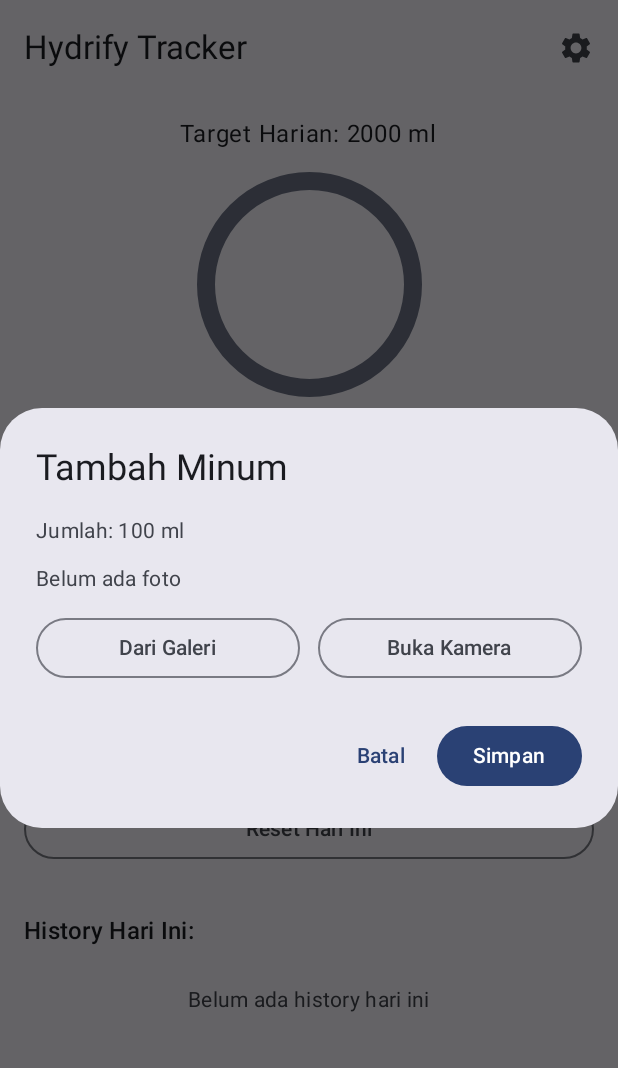
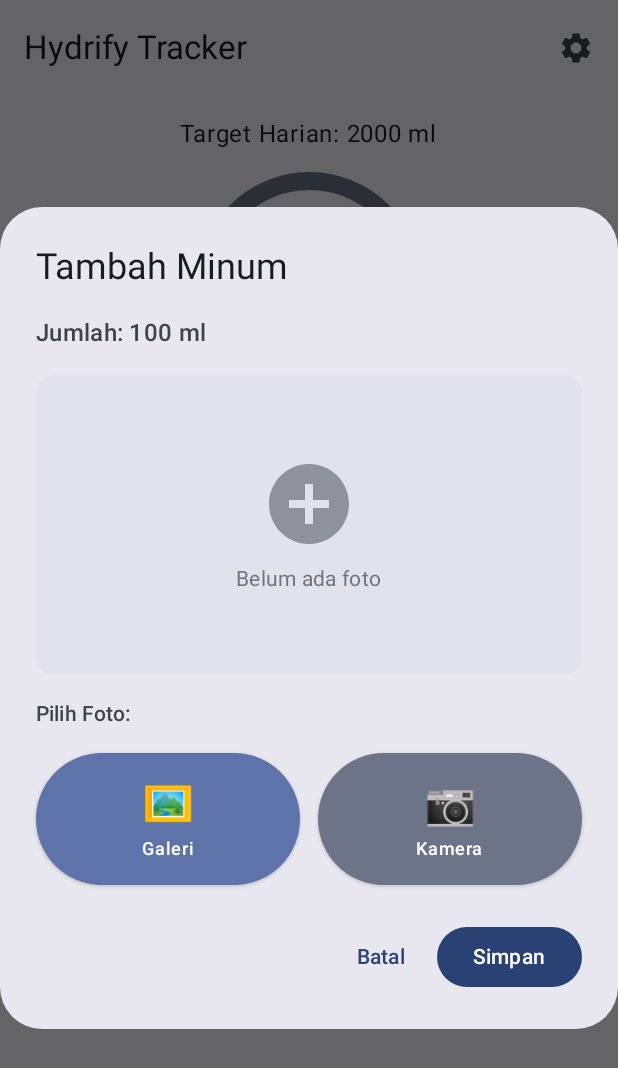
Before and after one commit to irzadzulhika29/hidrify, an Android app built with Jetpack Compose: the screen it shows after launch (MainActivity), after a tap on an icon or button, on a phone screen of 412 x 824 dp. Shown: the top 1068 px of the screen. Run offline under Robolectric (Android 15) with nearby library versions, the phone set to English and light mode, and no system bars; our stand-ins replace Dagger/Hilt's generated code, Room's generated code.

Commit message:
fix:lazylist

```diff
--- a/app/src/main/java/ka/mobile/hidrify/ui/tracker/TrackerScreen.kt
+++ b/app/src/main/java/ka/mobile/hidrify/ui/tracker/TrackerScreen.kt
@@ -15,6 +15,7 @@ import androidx.compose.foundation.shape.RoundedCornerShape
 import androidx.compose.material.icons.Icons
 import androidx.compose.material.icons.filled.Delete
 import androidx.compose.material.icons.filled.Settings
+import androidx.compose.material.icons.filled.AddCircle
 import androidx.compose.material3.*
 import androidx.compose.runtime.*
 import androidx.compose.runtime.saveable.rememberSaveable
@@ -31,6 +32,7 @@ import coil.compose.AsyncImage
 import java.io.File
 import java.text.SimpleDateFormat
 import java.util.*
+
 
 @OptIn(ExperimentalMaterial3Api::class)
 @Composable
@@ -179,49 +181,117 @@ fun TrackerScreen(
             onDismissRequest = { showAddDialog = false },
             title = { Text("Tambah Minum") },
             text = {
-                Column(verticalArrangement = Arrangement.spacedBy(12.dp)) {
-                    Text(text = "Jumlah: ${pendingAmount ?: 0} ml")
+                Column(verticalArrangement = Arrangement.spacedBy(16.dp)) {
+                    Text(
+                        text = "Jumlah: ${pendingAmount ?: 0} ml",
+                        style = MaterialTheme.typography.titleMedium
+                    )
 
+                    // Preview Foto
+                    Card(
+                        modifier = Modifier
+                            .fillMaxWidth()
+                            .height(200.dp),
+                        colors = CardDefaults.cardColors(
+                            containerColor = MaterialTheme.colorScheme.surfaceVariant
+                        )
+                    ) {
+                        Box(
+                            modifier = Modifier.fillMaxSize(),
+                            contentAlignment = Alignment.Center
+                        ) {
                             selectedPhotoUri?.let { uri ->
                                 AsyncImage(
                                     model = uri,
                                     contentDescription = "Foto dokumentasi minum",
-                            modifier = Modifier
-                                .fillMaxWidth()
-                                .height(180.dp)
-                                .clip(RoundedCornerShape(12.dp)),
+                                    modifier = Modifier.fillMaxSize(),
                                     contentScale = ContentScale.Crop
                                 )
-                    } ?: Text(
+                            } ?: Column(
+                                horizontalAlignment = Alignment.CenterHorizontally,
+                                verticalArrangement = Arrangement.Center
+                            ) {
+                                Icon(
+                                    imageVector = Icons.Filled.AddCircle,
+                                    contentDescription = null,
+                                    modifier = Modifier.size(64.dp),
+                                    tint = MaterialTheme.colorScheme.onSurfaceVariant.copy(alpha = 0.5f)
+                                )
+                                Spacer(modifier = Modifier.height(8.dp))
+                                Text(
                                     text = "Belum ada foto",
                                     style = MaterialTheme.typography.bodyMedium,
+                                    color = MaterialTheme.colorScheme.onSurfaceVariant.copy(alpha = 0.7f)
+                                )
+                            }
+                        }
+                    }
+
+                    Text(
+                        text = "Pilih Foto:",
+                        style = MaterialTheme.typography.labelLarge,
                         color = MaterialTheme.colorScheme.onSurfaceVariant
                     )
 
+                    // Tombol Pilih Foto yang Diperbaiki
                     Row(
                         modifier = Modifier.fillMaxWidth(),
                         horizontalArrangement = Arrangement.spacedBy(12.dp)
                     ) {
-                        OutlinedButton(
+                        ElevatedButton(
                             modifier = Modifier.weight(1f),
                             onClick = {
                                 galleryLauncher.launch(
                                     PickVisualMediaRequest(ActivityResultContracts.PickVisualMedia.ImageOnly)
                                 )
+                            },
+                            colors = ButtonDefaults.elevatedButtonColors(
+                                containerColor = MaterialTheme.colorScheme.primaryContainer,
+                                contentColor = MaterialTheme.colorScheme.onPrimaryContainer
+                            )
+                        ) {
+                            Column(
+                                horizontalAlignment = Alignment.CenterHorizontally,
+                                modifier = Modifier.padding(vertical = 8.dp)
+                            ) {
+                                Text(
+                                    text = "🖼️",
+                                    style = MaterialTheme.typography.headlineMedium
+                                )
+                                Spacer(modifier = Modifier.height(4.dp))
+                                Text(
+                                    text = "Galeri",
+                                    style = MaterialTheme.typography.labelMedium
+                                )
                             }
-                        ) {
-                            Text("Dari Galeri")
                         }
 
-                        OutlinedButton(
+                        ElevatedButton(
                             modifier = Modifier.weight(1f),
                             onClick = {
                                 val uri = createImageUri(context)
                                 cameraUriState.value = uri
                                 uri?.let { cameraLauncher.launch(it) }
+                            },
+                            colors = ButtonDefaults.elevatedButtonColors(
+                                containerColor = MaterialTheme.colorScheme.secondaryContainer,
+                                contentColor = MaterialTheme.colorScheme.onSecondaryContainer
+                            )
+                        ) {
+                            Column(
+                                horizontalAlignment = Alignment.CenterHorizontally,
+                                modifier = Modifier.padding(vertical = 8.dp)
+                            ) {
+                                Text(
+                                    text = "📷",
+                                    style = MaterialTheme.typography.headlineMedium
+                                )
+                                Spacer(modifier = Modifier.height(4.dp))
+                                Text(
+                                    text = "Kamera",
+                                    style = MaterialTheme.typography.labelMedium
+                                )
                             }
-                        ) {
-                            Text("Buka Kamera")
                         }
                     }
                 }
@@ -311,7 +381,7 @@ private fun createImageUri(context: android.content.Context): Uri? {
             context.cacheDir
         )
         FileProvider.getUriForFile(context, "${context.packageName}.fileprovider", image)
-    } catch (e: Exception) {
+    } catch (_: Exception) {
         null
     }
 }
```
Also changed, not shown: app/src/main/java/ka/mobile/hidrify/ui/history/HistoryDetailScreen.kt (line endings or trailing spaces). Lines whose indentation alone changed are shown as unchanged.
